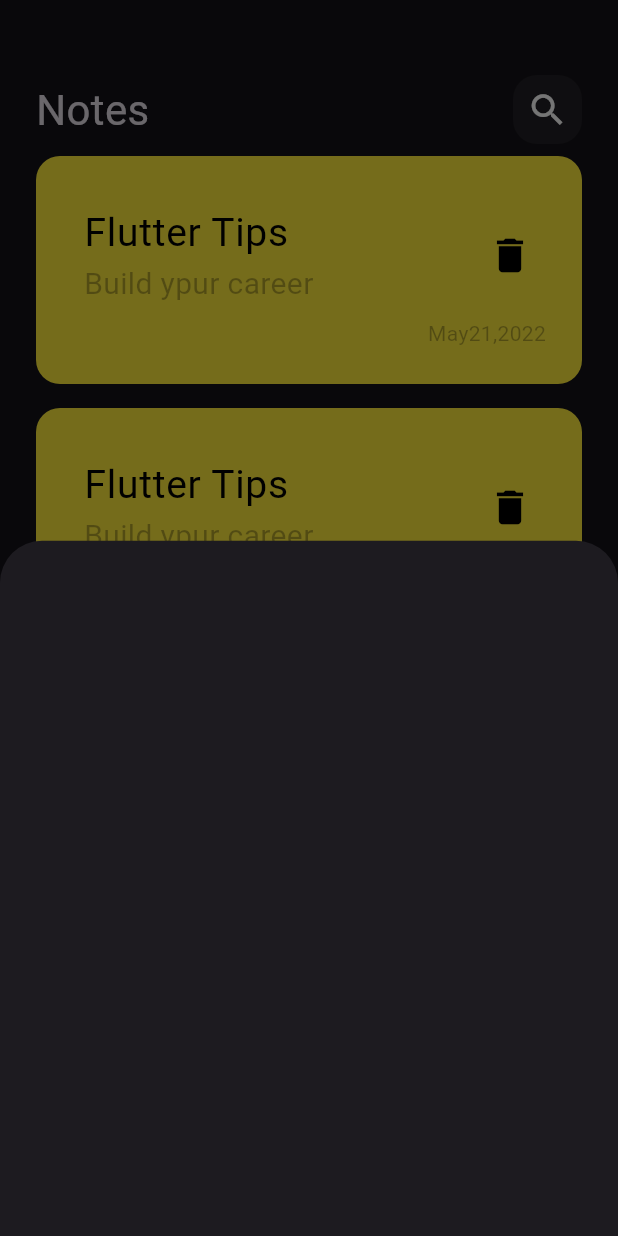
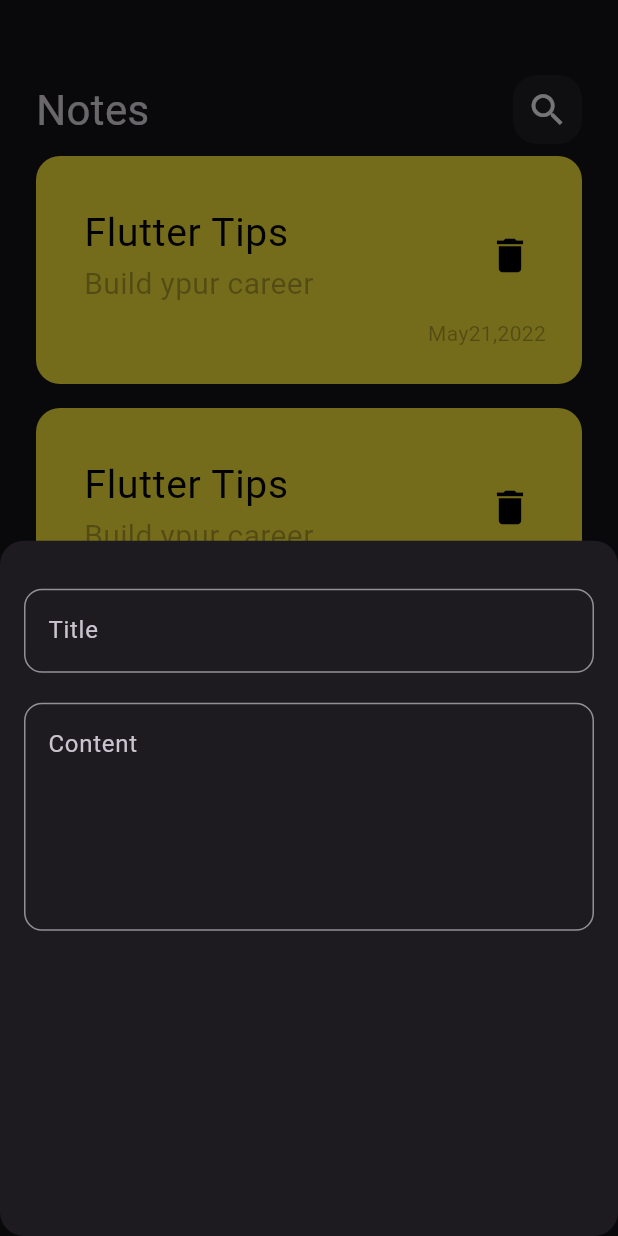
Before and after one commit to MuhamedHamada/Notes_App, a Flutter app: the screen it shows after launch, after a tap on the "add" icon, on a phone screen of 412 x 824 dp. Run offline on Flutter 3.47's test engine with Material 3 defaults, Android fonts, the phone set to English and light mode, and no system bars.

```diff
--- a/lib/screens/NotesScreen.dart
+++ b/lib/screens/NotesScreen.dart
@@ -9,7 +9,10 @@ class NotesScreen extends StatelessWidget {
   Widget build(BuildContext context) {
     return Scaffold(
       floatingActionButton: FloatingActionButton(onPressed: (){
-        showModalBottomSheet(context: context, builder: (context){
+        showModalBottomSheet(shape: RoundedRectangleBorder(
+          borderRadius: BorderRadius.circular(16)
+        ),
+            context: context, builder: (context){
           return AddNote();
         });
       },child:
--- /dev/null
+++ b/lib/widgets/CustomTextField.dart
@@ -0,0 +1,24 @@
+import 'package:flutter/material.dart';
+import 'package:notesapp/widgets/constants.dart';
+
+class CustomTextField extends StatelessWidget {
+   CustomTextField({super.key, required this.hintText,  this.maxLines=1});
+final String hintText;
+final int maxLines;
+  @override
+  Widget build(BuildContext context) {
+    return TextField(
+      maxLines: maxLines,
+      decoration: InputDecoration(
+        hintText: hintText,
+border: OutlineInputBorder(
+  borderSide: BorderSide(
+    color:kPrimaryColor
+  ),
+  borderRadius: BorderRadius.circular(12)
+),
+
+      ),
+    );
+  }
+}
--- a/lib/widgets/addNote.dart
+++ b/lib/widgets/addNote.dart
@@ -1,10 +1,31 @@
 import 'package:flutter/cupertino.dart';
+import 'package:notesapp/widgets/CustomTextField.dart';
 
 class AddNote extends StatelessWidget {
   const AddNote({super.key});
 
   @override
   Widget build(BuildContext context) {
-    return Container();
+    return Padding(
+      padding: const EdgeInsets.symmetric(horizontal: 16),
+      child: Column(
+        children: [
+          SizedBox(
+            height: 32,
+          ),
+          CustomTextField(
+            maxLines: 1,
+            hintText: "Title",
+          ),
+          SizedBox(
+            height: 20,
+          ),
+          CustomTextField(
+            maxLines: 5,
+            hintText: "Content",
+          ),
+        ],
+      ),
+    );
   }
 }
--- /dev/null
+++ b/lib/widgets/constants.dart
@@ -0,0 +1,3 @@
+import 'dart:ui';
+
+const kPrimaryColor=Color(0xff62fcd7);
```
